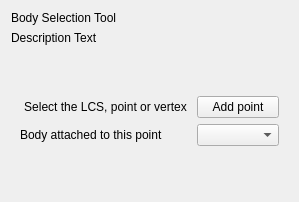
Qt form BodySelector.ui (ljplessis/Nikra-DAP) before a commit.
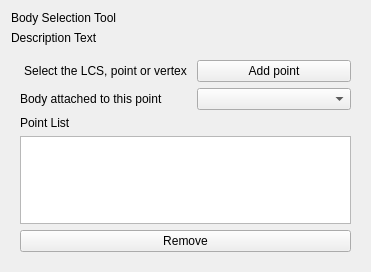
The same form after that commit.

Commit message: General DAP & DAP POINT: Added full DapPoint functionality, you can create a list of points and return their coordinates for use in post processing. The object/part container stil needs to be added so that all selected points can be highlighted when you hover over the DAPPoint container

The edit to the form file:
```diff
--- a/BodySelector.ui
+++ b/BodySelector.ui
@@ -6,8 +6,8 @@
    <rect>
     <x>0</x>
     <y>0</y>
-    <width>275</width>
-    <height>202</height>
+    <width>371</width>
+    <height>272</height>
    </rect>
   </property>
   <property name="windowTitle">
@@ -182,6 +182,23 @@
            </property>
           </widget>
          </item>
+         <item row="3" column="0">
+          <widget class="QLabel" name="label_3">
+           <property name="text">
+            <string>Point List </string>
+           </property>
+          </widget>
+         </item>
+         <item row="1" column="0">
+          <widget class="QPushButton" name="pointName">
+           <property name="text">
+            <string>Select the LCS, point or vertex</string>
+           </property>
+           <property name="flat">
+            <bool>true</bool>
+           </property>
+          </widget>
+         </item>
          <item row="1" column="1">
           <widget class="QPushButton" name="pointPush">
            <property name="text">
@@ -189,16 +206,16 @@
            </property>
           </widget>
          </item>
+         <item row="4" column="0" colspan="2">
+          <widget class="QListWidget" name="pointList"/>
+         </item>
          <item row="2" column="1">
           <widget class="QComboBox" name="bodyPointCombo"/>
          </item>
-         <item row="1" column="0">
-          <widget class="QPushButton" name="pointName">
+         <item row="5" column="0" colspan="2">
+          <widget class="QPushButton" name="pointRemove">
            <property name="text">
-            <string>Select the LCS, point or vertex</string>
-           </property>
-           <property name="flat">
-            <bool>true</bool>
+            <string>Remove</string>
            </property>
           </widget>
          </item>
```
The commit also changes 5 other files.
